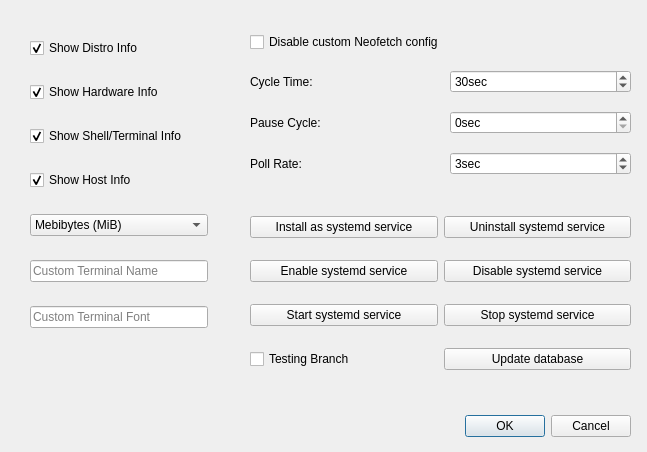
Qt form fetch_cord/gui/main.ui (fetchcord/FetchCord) before a commit.
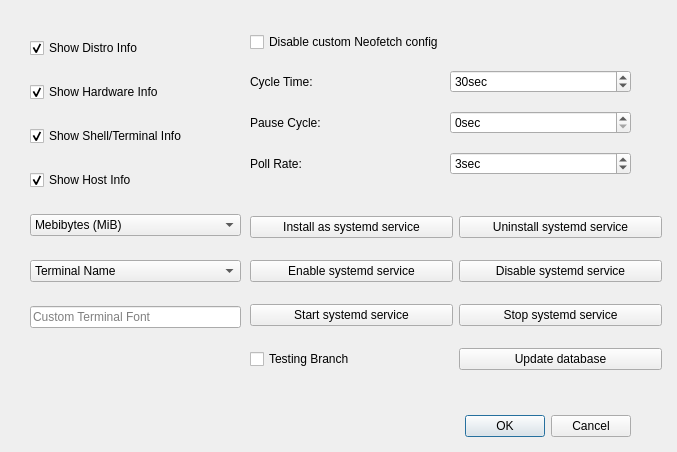
The same form after that commit.

What changed in the file:
```diff
--- a/fetch_cord/gui/main.ui
+++ b/fetch_cord/gui/main.ui
@@ -6,7 +6,7 @@
    <rect>
     <x>0</x>
     <y>0</y>
-    <width>647</width>
+    <width>677</width>
     <height>452</height>
    </rect>
   </property>
@@ -37,7 +37,7 @@
     <rect>
      <x>30</x>
      <y>20</y>
-     <width>178</width>
+     <width>211</width>
      <height>331</height>
     </rect>
    </property>
@@ -100,10 +100,21 @@
      </widget>
     </item>
     <item>
-     <widget class="QLineEdit" name="terminalName">
+     <widget class="QComboBox" name="terminalName">
+      <property name="currentText">
+       <string>Terminal Name</string>
+      </property>
+      <property name="insertPolicy">
+       <enum>QComboBox::InsertAtBottom</enum>
+      </property>
       <property name="placeholderText">
-       <string>Custom Terminal Name</string>
+       <string/>
       </property>
+      <item>
+       <property name="text">
+        <string>Terminal Name</string>
+       </property>
+      </item>
      </widget>
     </item>
     <item>
@@ -205,7 +216,7 @@
     <rect>
      <x>250</x>
      <y>200</y>
-     <width>381</width>
+     <width>412</width>
      <height>190</height>
     </rect>
    </property>
```
